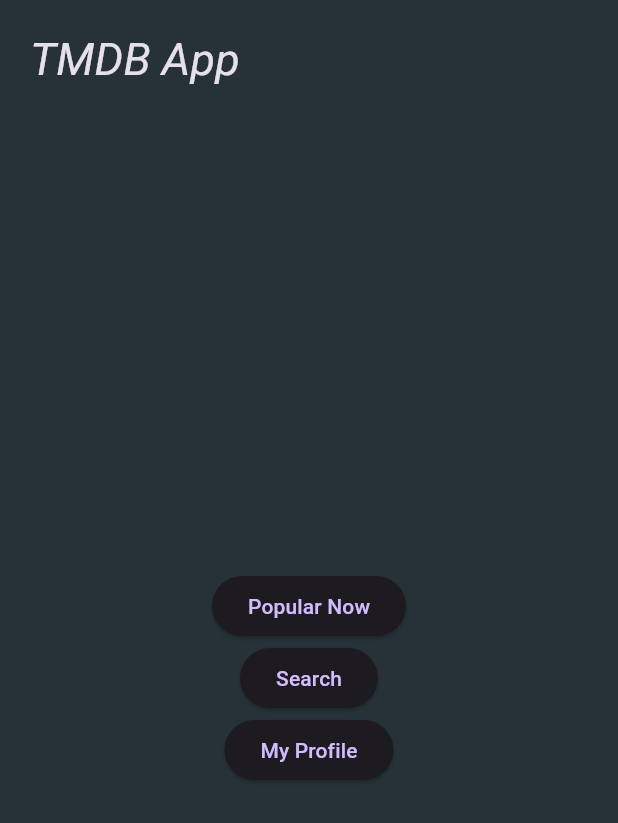
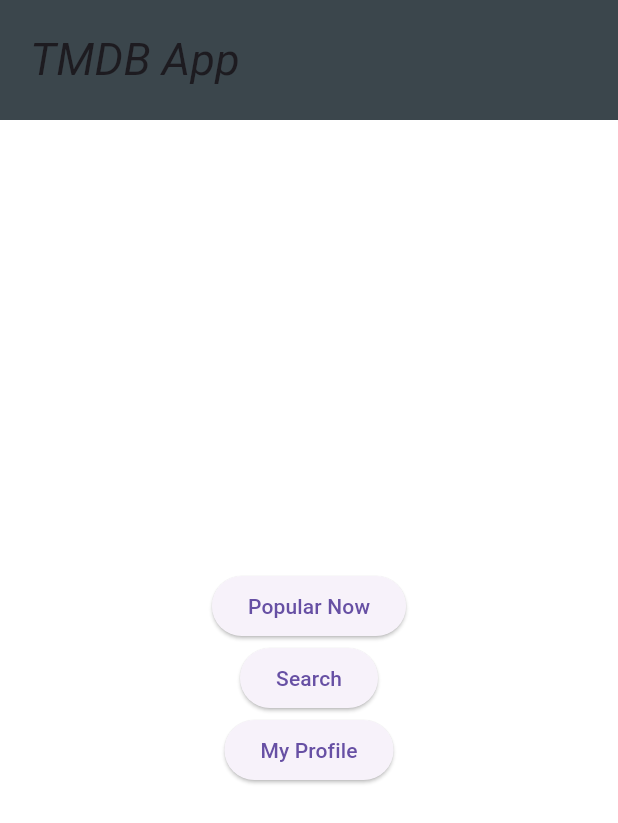
Before and after one commit to Ferno22/mini-challenge-3, a Flutter app: the screen it shows after launch, on a phone screen of 412 x 824 dp. Shown: the top 823 px of the screen. Run offline on Flutter 3.47's test engine with Material 3 defaults, Android fonts, the phone set to English and light mode, and no system bars; our stand-ins replace shared_preferences.

Commit message:
Added light m ode/dark mode functionality

```diff
--- a/lib/main.dart
+++ b/lib/main.dart
@@ -1,23 +1,51 @@
 import 'package:flutter/material.dart';
 import 'package:mini_challenge_3/models/user_profile.dart';
 import 'package:mini_challenge_3/screens/home_screen.dart';
+import 'package:provider/provider.dart';
 
 void main() async {
   WidgetsFlutterBinding.ensureInitialized();
   UserProfile userProfile = await UserProfile.getInstance();
-  runApp(MyApp(userProfile: userProfile));
+  runApp(
+    ChangeNotifierProvider(
+      create: (context) => userProfile,
+      child: MyApp(userProfile: userProfile),
+    ),
+  );
 }
 
 class MyApp extends StatelessWidget {
   final UserProfile userProfile;
-
   MyApp({required this.userProfile});
 
   @override
   Widget build(BuildContext context) {
+    final userProfile = Provider.of<UserProfile>(context);
     return MaterialApp(
       title: 'TMDB App',
       theme: ThemeData(
+        // Define the theme for the app
+        brightness:
+            Brightness.light, // Change this to Brightness.light for light theme
+        primaryColor:
+            Colors.blue[900], // Change the colors to suit your light theme
+        scaffoldBackgroundColor:
+            Colors.white, // Change the colors to suit your light theme
+        textTheme: const TextTheme(
+          headline1: TextStyle(
+            fontSize: 72.0,
+            fontWeight: FontWeight.bold,
+          ),
+          headline6: TextStyle(
+            fontSize: 30.0,
+            fontStyle: FontStyle.italic,
+          ),
+          bodyText2: TextStyle(
+            fontSize: 14.0,
+          ),
+        ),
+      ),
+      darkTheme: ThemeData(
         // Define the theme for the app
         brightness: Brightness.dark,
         primaryColor: Colors.blueGrey[900],
@@ -34,7 +62,11 @@
           bodyText2: TextStyle(
             fontSize: 14.0,
           ),
-          )),
+        ),
+      ),
+      themeMode: userProfile.isDarkTheme
+          ? ThemeMode.dark
+          : ThemeMode.light, // Use the user's theme preference
       home: HomeScreen(userProfile: userProfile),
     );
   }
--- a/lib/models/user_profile.dart
+++ b/lib/models/user_profile.dart
@@ -1,7 +1,8 @@
 import 'dart:convert';
 import 'package:shared_preferences/shared_preferences.dart';
+import 'package:flutter/foundation.dart';
 
-class UserProfile {
+class UserProfile extends ChangeNotifier {
   static UserProfile? _instance;
 
   String userName;
@@ -39,6 +40,7 @@
     prefs.setStringList('services', services);
     prefs.setString('watchlist', json.encode(watchlist));
     prefs.setString('ratedList', json.encode(ratedList));
+    notifyListeners();
   }
 
   // Method to load profile data
```
Also changed, not shown: lib/api/tmdb_api.dart (+16 -0 lines), lib/screens/popular_screen.dart (+24 -9 lines), lib/screens/profile_screen.dart (+18 -3 lines), lib/screens/settings_screen.dart (added, +58 -0 lines). Lines whose indentation alone changed are shown as unchanged.
